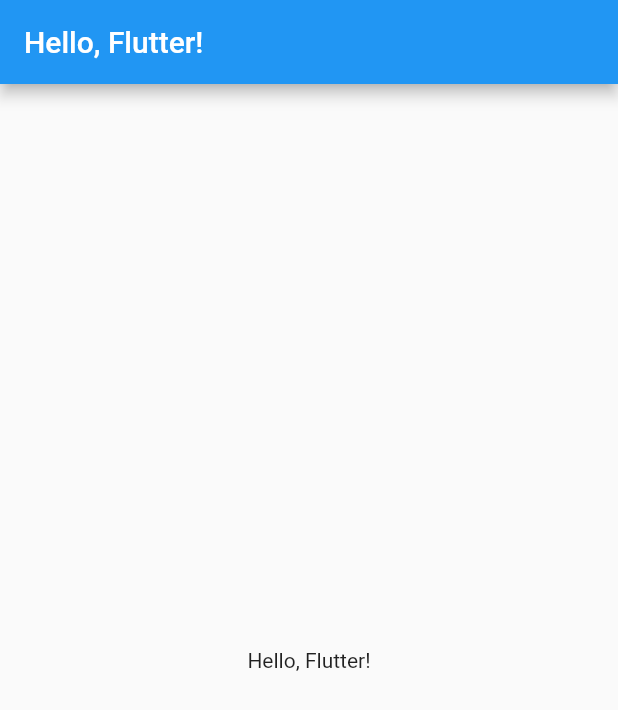
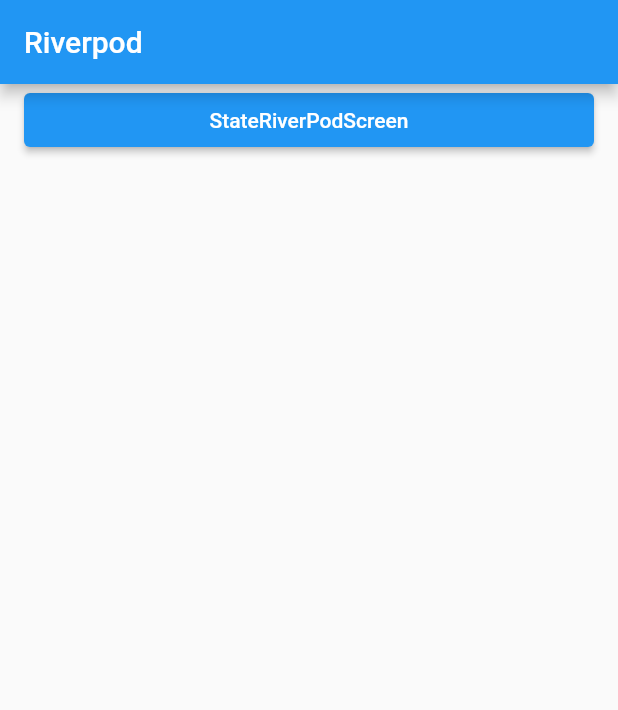
Before and after one commit to Moonseunghun/NaHonJa, a Flutter app: the screen it shows after launch, on a phone screen of 412 x 824 dp. Shown: the top 710 px of the screen. Run offline on Flutter 3.47's test engine with Material 2 defaults, Android fonts, the phone set to English and light mode, and no system bars; our stand-ins replace go_router.

Commit message:
Feat : 수정

```diff
--- /dev/null
+++ b/lib/layout/default_layout.dart
@@ -0,0 +1,29 @@
+import 'package:flutter/material.dart';
+
+class DefaultLayout extends StatelessWidget {
+  final String title;
+  final Widget body;
+  final List<Widget> ? actions;
+
+
+  const DefaultLayout({
+    required this.title,
+    required this.body,
+     this.actions,
+    Key ? key ,
+  }) : super(key : key);
+
+  @override
+  Widget build(BuildContext context) {
+    return Scaffold(
+      appBar: AppBar(
+        title: Text('Riverpod'),
+        actions: actions,
+      ),
+      body: Padding(
+        padding: EdgeInsets.symmetric(horizontal: 16.0),
+        child: body,
+      ),
+    );
+  }
+}
--- a/lib/main.dart
+++ b/lib/main.dart
@@ -1,22 +1,10 @@
+import 'package:dataloop/screen/home_screen.dart';
 import 'package:flutter/material.dart';
 
 void main() {
-  runApp(MyApp());
+  runApp(
+    MaterialApp(
+      home: HomeScreen(),
+    )
+  );
 }
-
-class MyApp extends StatelessWidget {
-  @override
-  Widget build(BuildContext context) {
-    return MaterialApp(
-      title: 'Flutter Demo',
-      home: Scaffold(
-        appBar: AppBar(
-          title: Text('Hello, Flutter!'),
-        ),
-        body: Center(
-          child: Text('Hello, Flutter!'),
-        ),
-      ),
-    );
-  }
-}
--- /dev/null
+++ b/lib/screen/State_screen.dart
@@ -0,0 +1,16 @@
+import 'package:dataloop/layout/default_layout.dart';
+import 'package:flutter/material.dart';
+
+class RiverPod extends StatelessWidget {
+  const RiverPod({super.key});
+
+  @override
+  Widget build(BuildContext context) {
+    return DefaultLayout(
+        title: "River",
+        body: Column(
+          children: [],
+        )
+    );
+  }
+}
--- /dev/null
+++ b/lib/screen/home_screen.dart
@@ -0,0 +1,23 @@
+import 'package:dataloop/layout/default_layout.dart';
+import 'package:flutter/material.dart';
+import 'package:go_router/go_router.dart';
+
+class HomeScreen extends StatelessWidget {
+  const HomeScreen({super.key});
+
+  @override
+  Widget build(BuildContext context) {
+    return DefaultLayout(
+      title: 'RiverPod',
+      body: ListView(
+      children: [
+        ElevatedButton(
+            onPressed: () {
+              context.go('/');
+            },
+            child: Text('StateRiverPodScreen')
+        )
+      ],
+    ),);
+  }
+}
--- a/pubspec.yaml
+++ b/pubspec.yaml
@@ -35,6 +35,7 @@
   # The following adds the Cupertino Icons font to your application.
   # Use with the CupertinoIcons class for iOS style icons.
   cupertino_icons: ^1.0.2
+  go_router: ^11.1.2
 
 dev_dependencies:
   flutter_test:
```
Also changed, not shown: lib/routes/route.dart (added, +11 -0 lines), pubspec.lock.
